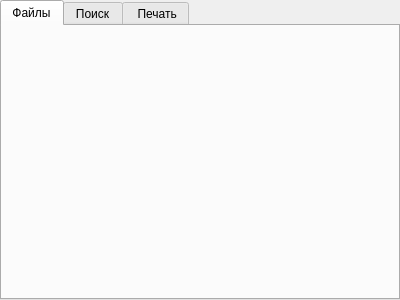
Old version of the form studenthelperwiget.ui in the repository bort-four/StudentHelper.
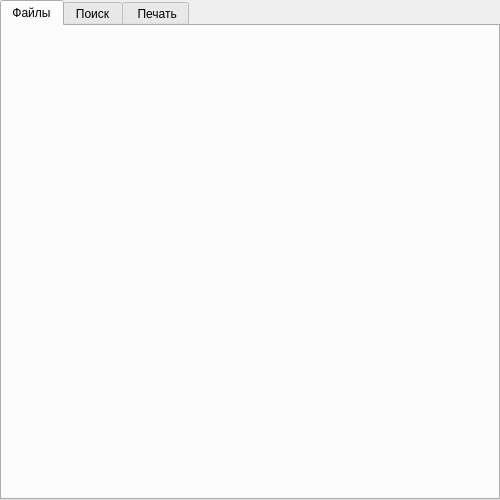
New version of the form.

What changed in the file:
```diff
--- a/studenthelperwiget.ui
+++ b/studenthelperwiget.ui
@@ -6,8 +6,8 @@
    <rect>
     <x>0</x>
     <y>0</y>
-    <width>400</width>
-    <height>300</height>
+    <width>500</width>
+    <height>500</height>
    </rect>
   </property>
   <property name="windowTitle">
```
